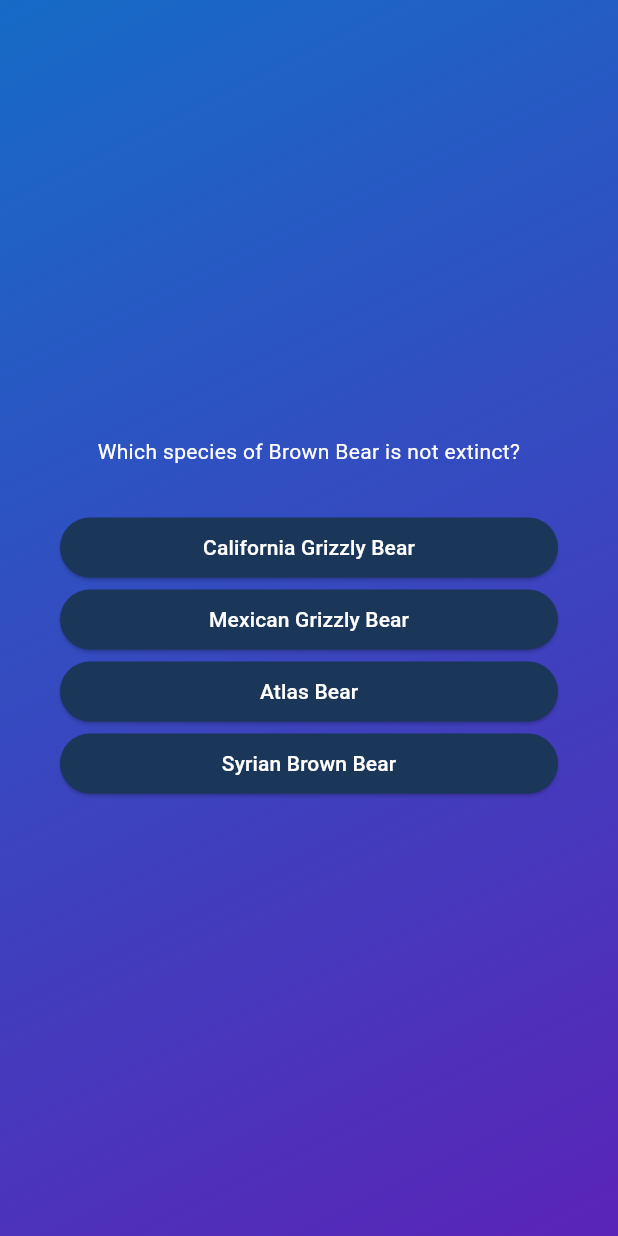
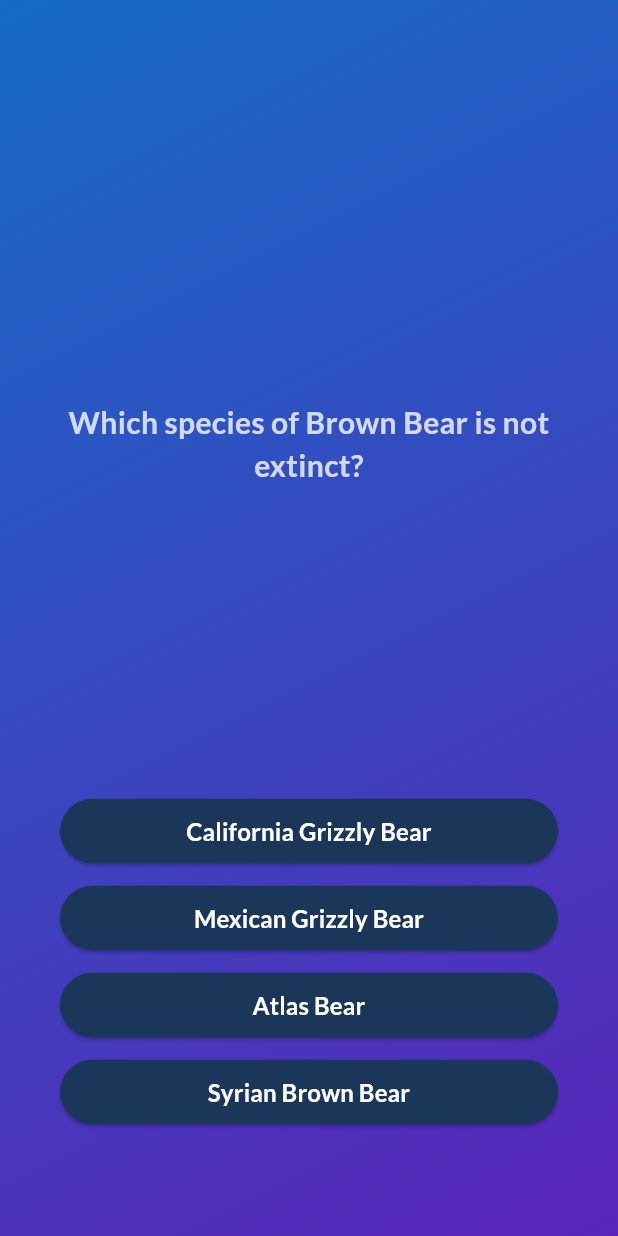
Before and after one commit to alexmortelsison/quiz_app2, a Flutter app: the screen it shows after launch, after a tap on "Start", on a phone screen of 412 x 824 dp. Run offline on Flutter 3.47's test engine with Material 3 defaults, Android fonts, the phone set to English and light mode, and no system bars; our stand-ins replace google_fonts.

Commit message:
updated questions

```diff
--- a/lib/Data/questions.dart
+++ b/lib/Data/questions.dart
@@ -20,7 +20,7 @@ var questions = [
     ],
   ),
   QuizQuestion(
-    "In 'Avatar: The Last Airbender&quot', which element does Aang begin to learn after being defrosted?",
+    "In 'Avatar: The Last Airbender', which element does Aang begin to learn after being defrosted?",
     [
       "Water",
       "Air",
@@ -28,4 +28,67 @@ var questions = [
       "Earth",
     ],
   ),
+  QuizQuestion(
+    "Autosomal-dominant Compelling Helio-Ophthalmic Outburst syndrome is the need to do what when seeing the Sun?",
+    [
+      "Sneeze",
+      "Cough",
+      "Yawn",
+      "Hiccup",
+    ],
+  ),
+  QuizQuestion(
+    "In 'Highschool DxD', what is the name of the item some humans are born with?",
+    [
+      "Sacred Gear",
+      "Imperial Arm",
+      "Hallowed Relic",
+      "Blessed Artifact",
+    ],
+  ),
+  QuizQuestion(
+    "How many 'JoJos' that are protagonists are there in the series 'Jojo's Bizarre Adventure'?",
+    [
+      "8+",
+      "6+",
+      "4+",
+      "5+",
+    ],
+  ),
+  QuizQuestion(
+    "What is the unit of electrical inductance?",
+    [
+      "Henry",
+      "Weber",
+      "Coulomb",
+      "Mho",
+    ],
+  ),
+  QuizQuestion(
+    "When was the video game 'P.A.M.E.L.A.' released on Steam?",
+    [
+      "March 9, 2017",
+      "January 7, 2007",
+      "October 23, 1997",
+      "February 16, 2015",
+    ],
+  ),
+  QuizQuestion(
+    "During the Roman Triumvirate of 42 BCE, what region of the Roman Republic was given to Lepidus?",
+    [
+      "Hispania ",
+      "Italia",
+      "Gallia",
+      "Asia",
+    ],
+  ),
+  QuizQuestion(
+    "The longest shared border in the world can be found between which two nations?",
+    [
+      "Canada and the United States",
+      "Chile and Argentina",
+      "Russia and China",
+      "India and Pakistan",
+    ],
+  ),
 ];
--- a/lib/answer_button.dart
+++ b/lib/answer_button.dart
@@ -1,4 +1,5 @@
 import 'package:flutter/material.dart';
+import 'package:google_fonts/google_fonts.dart';
 
 class AnswerButton extends StatelessWidget {
   const AnswerButton(
@@ -9,7 +10,9 @@ class AnswerButton extends StatelessWidget {
 
   @override
   Widget build(BuildContext context) {
-    return ElevatedButton(
+    return Padding(
+      padding: const EdgeInsets.symmetric(vertical: 5),
+      child: ElevatedButton(
         style: ElevatedButton.styleFrom(
           padding: const EdgeInsets.symmetric(vertical: 10, horizontal: 40),
           backgroundColor: const Color.fromRGBO(26, 54, 88, 1),
@@ -19,7 +22,16 @@ class AnswerButton extends StatelessWidget {
           ),
         ),
         onPressed: onTap,
-      child: Text(answerText),
+        child: Text(
+          answerText,
+          style: GoogleFonts.lato(
+            color: Colors.white,
+            fontWeight: FontWeight.bold,
+            fontSize: 16,
+          ),
+          textAlign: TextAlign.center,
+        ),
+      ),
     );
   }
 }
--- a/lib/questions_screen.dart
+++ b/lib/questions_screen.dart
@@ -1,6 +1,7 @@
 import 'package:flutter/material.dart';
 import 'package:quiz_app/Data/questions.dart';
 import 'package:quiz_app/answer_button.dart';
+import 'package:google_fonts/google_fonts.dart';
 
 class QuestionsScreen extends StatefulWidget {
   const QuestionsScreen({super.key});
@@ -29,12 +30,17 @@ class _QuestionsScreenState extends State<QuestionsScreen> {
           mainAxisAlignment: MainAxisAlignment.center,
           crossAxisAlignment: CrossAxisAlignment.stretch,
           children: [
+            const SizedBox(height: 200),
             Text(
               currentQuestion.text,
-              style: const TextStyle(color: Colors.white),
+              style: GoogleFonts.lato(
+                color: const Color.fromARGB(200, 255, 255, 255),
+                fontSize: 20,
+                fontWeight: FontWeight.bold,
+              ),
               textAlign: TextAlign.center,
             ),
-            const SizedBox(height: 30),
+            const SizedBox(height: 200),
             ...currentQuestion.getShuffledAnswers().map((answer) {
               return AnswerButton(
                 answerText: answer,
--- a/lib/quiz.dart
+++ b/lib/quiz.dart
@@ -10,6 +10,7 @@ class Quiz extends StatefulWidget {
 }
 
 class _QuizState extends State<Quiz> {
+  List<String> selectedAnswers = [];
   var activeScreen = "start-screen";
 
   void switchScreen() {
--- a/lib/start_screen.dart
+++ b/lib/start_screen.dart
@@ -1,5 +1,6 @@
 import 'package:flutter/material.dart';
 import 'package:flutter/widgets.dart';
+import 'package:google_fonts/google_fonts.dart';
 
 class StartScreen extends StatelessWidget {
   const StartScreen(this.startQuiz, {super.key});
@@ -15,13 +16,16 @@ class StartScreen extends StatelessWidget {
           Image.asset(
             "images/logo.png",
           ),
-          const SizedBox(
-            height: 80,
-          ),
-          const Text(
-            "Wanna Learn Dart?",
-            style: TextStyle(
-                color: Color.fromARGB(255, 210, 240, 246), fontSize: 25),
+          Container(
+            margin: const EdgeInsets.symmetric(horizontal: 30),
+            child: Text(
+              "Ready to take on the challenge?",
+              style: GoogleFonts.lato(
+                color: const Color.fromARGB(160, 255, 255, 255),
+                fontSize: 30,
+              ),
+              textAlign: TextAlign.center,
+            ),
           ),
           const SizedBox(
             height: 30,
--- a/pubspec.yaml
+++ b/pubspec.yaml
@@ -34,6 +34,7 @@ dependencies:
   # The following adds the Cupertino Icons font to your application.
   # Use with the CupertinoIcons class for iOS style icons.
   cupertino_icons: ^1.0.6
+  google_fonts: ^6.2.1
 
 dev_dependencies:
   flutter_test:
```
Also changed, not shown: pubspec.lock, 7 other files. Lines whose indentation alone changed are shown as unchanged.
